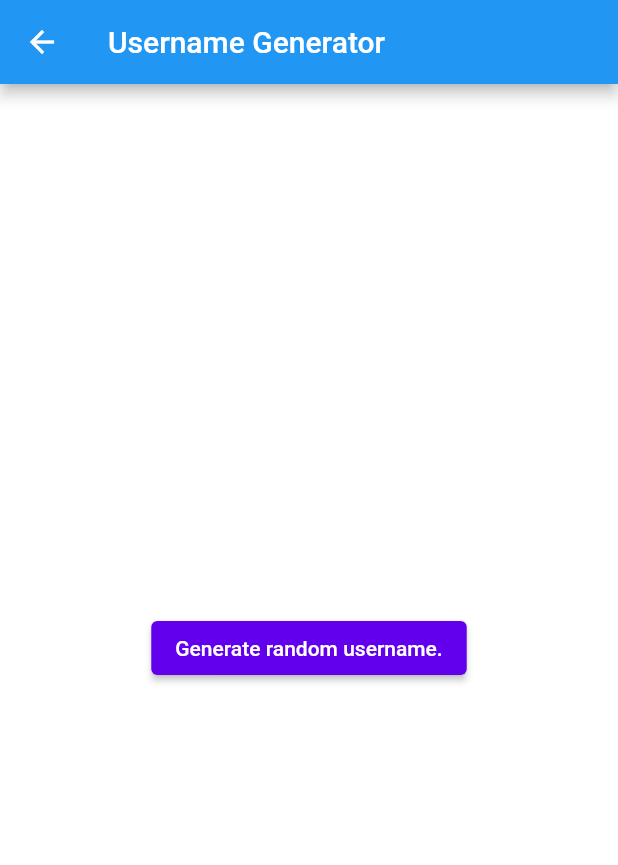
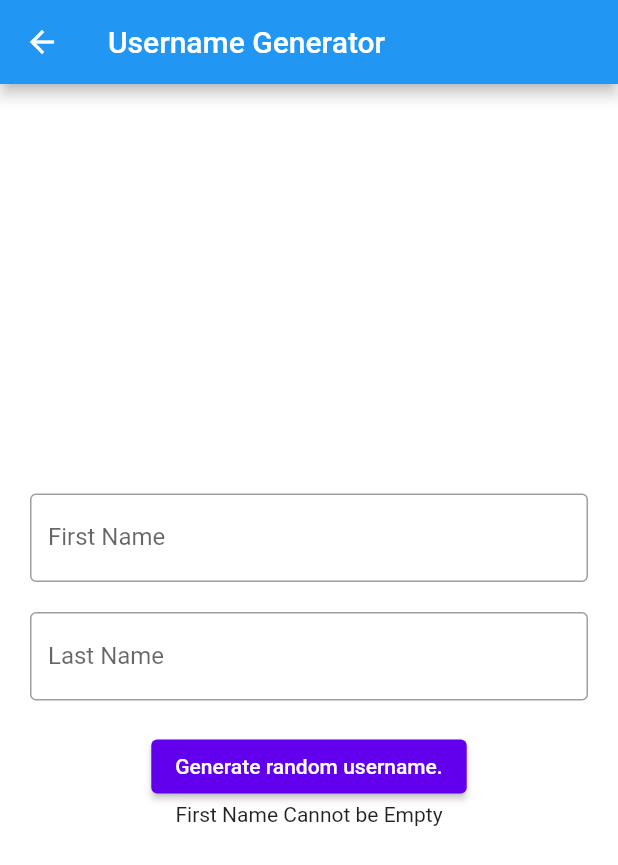
Before and after one commit to ContriHUB/Amuse, a Flutter app: the Username screen opened directly, after a tap on "Generate random username.", on a phone screen of 412 x 824 dp. Shown: the top 865 px of the screen. Run offline on Flutter 3.47's test engine with Material 2 defaults, Android fonts, the phone set to English and light mode, and no system bars; our stand-ins replace google_fonts; missing offline and left inert: dictionaryx, draw_your_image, quoter, shake, username_generator.

Commit message:
Added username utility

```diff
--- a/lib/utilities/username.dart
+++ b/lib/utilities/username.dart
@@ -9,8 +9,13 @@ class Username extends StatefulWidget {
 }
 
 class _UsernameState extends State<Username> {
-  String? _username;
+  String _firstName = "";
+  String _lastName = "";
+  final List<String> _adj = [];
+
   var generator = UsernameGenerator();
+  final _firstNameController = TextEditingController();
+  final _lastNameController = TextEditingController();
 
   @override
   Widget build(BuildContext context) {
@@ -18,33 +23,56 @@ class _UsernameState extends State<Username> {
       appBar: AppBar(
         title: const Text('Username Generator'),
       ),
-      body: Center(
+      body: Padding(
+        padding: const EdgeInsets.all(20.0),
+        child: Center(
           child: Column(
             mainAxisAlignment: MainAxisAlignment.center,
             children: [
+              TextField(
+                controller: _firstNameController,
+                decoration: const InputDecoration(
+                  labelText: 'First Name',
+                  border: OutlineInputBorder(),
+                ),
+              ),
+              const SizedBox(height: 20),
+              TextField(
+                controller: _lastNameController,
+                decoration: const InputDecoration(
+                  labelText: 'Last Name',
+                  border: OutlineInputBorder(),
+                ),
+              ),
+              const SizedBox(height: 20),
               ElevatedButton(
                   onPressed: () {
                     setState(() {
-                    _username = generator.generateRandom();
+                      _firstName = _firstNameController.text;
+                      _lastName = _lastNameController.text;
                     });
                   },
                   child: const Text("Generate random username.")),
-            printUsername()
+              printUsername(_firstName, _lastName)
             ],
+          ),
         ),
       ),
     );
   }
 
-  Widget printUsername() {
-    if (_username?.isEmpty ?? true) {
-      return Text("");
+  Widget printUsername(String _firstName, String _lastName) {
+    var _genUsername =
+        generator.generateForName(_firstName, lastName: _lastName);
+    if (_firstName.isEmpty) {
+      return const Text("First Name Cannot be Empty");
     }
-    return Container(
-        padding: const EdgeInsets.fromLTRB(50, 10, 50, 0),
-        child: Text(
-          'Generated username : $_username',
-          style: Theme.of(context).textTheme.bodyMedium,
-        ));
+    if (_lastName.isEmpty) {
+      return const Text("Last Name Cannot be Empty");
+    }
+    return Text(
+      "Your Generated Username: $_genUsername",
+      style: const TextStyle(fontSize: 20),
+    );
   }
 }
```
Lines whose indentation alone changed are shown as unchanged.
